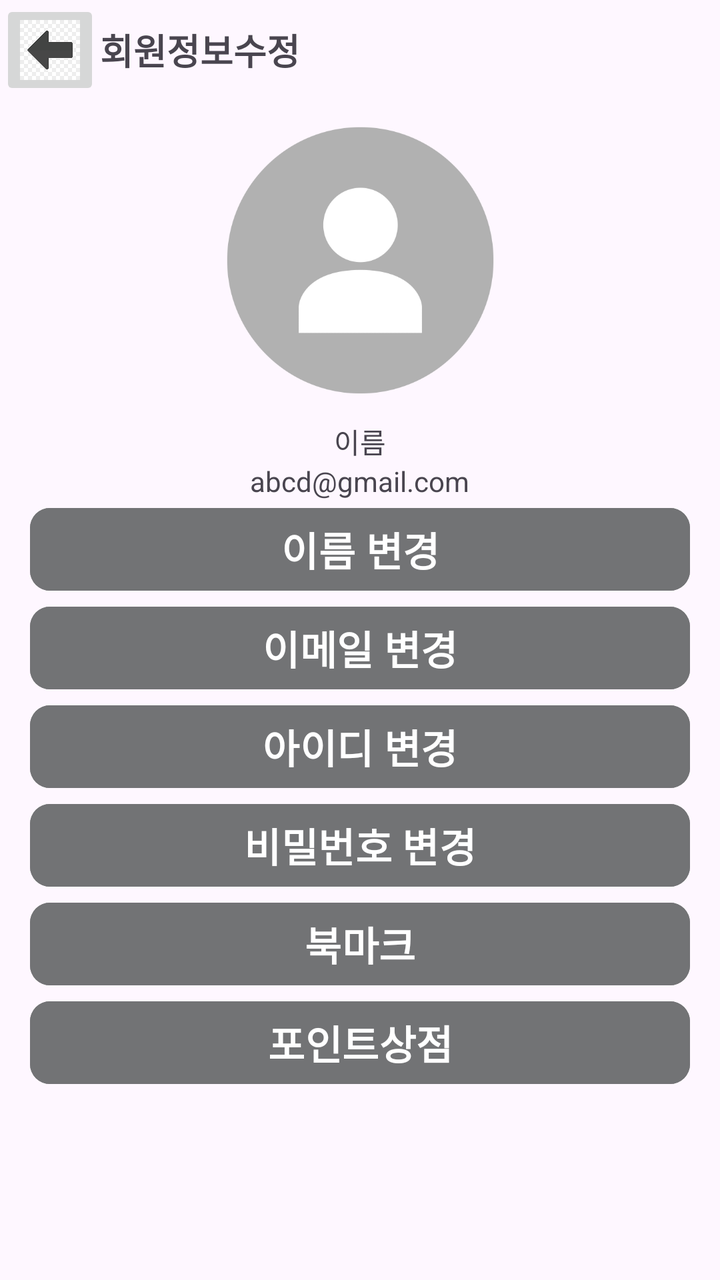
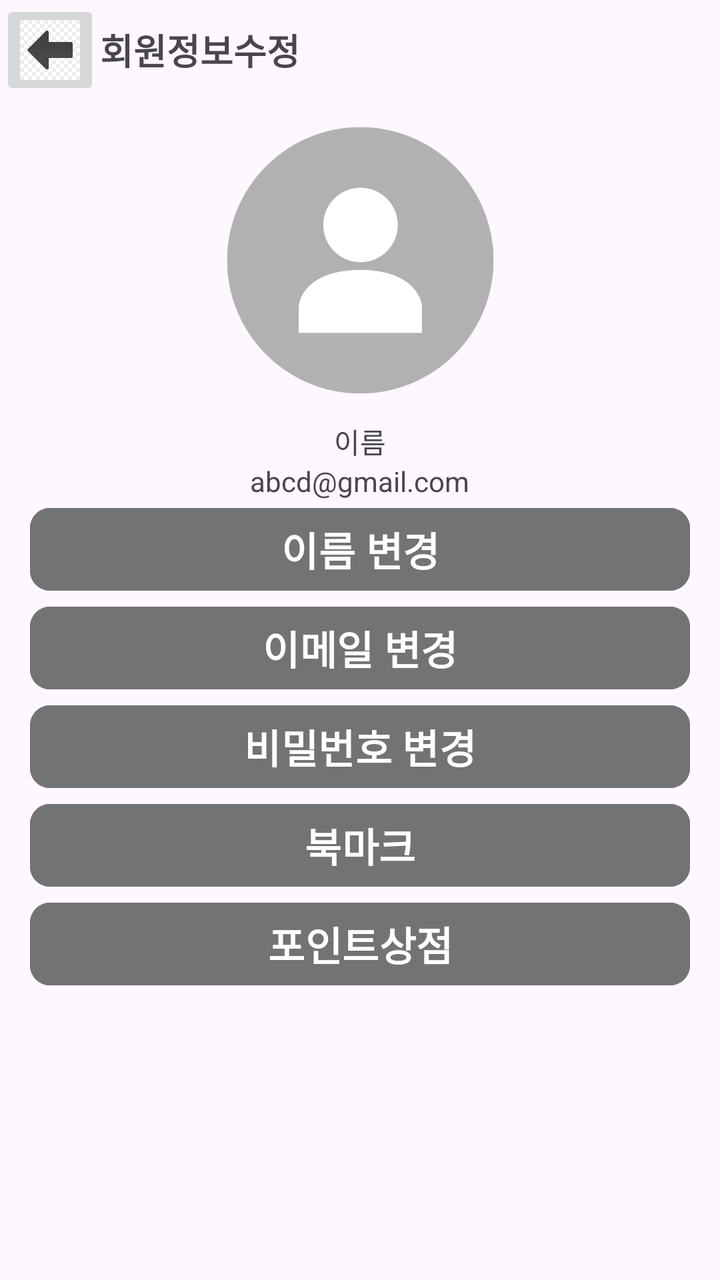

Two renders of the same Android screen: before a commit and after it. Below are the layout's source before the change and the commit's diff.
<!-- AndroidManifest.xml: application theme Theme.Lostfind -->
<!-- res/layout/myinfo.xml -->
<?xml version="1.0" encoding="utf-8"?>
<LinearLayout xmlns:android="http://schemas.android.com/apk/res/android"
    xmlns:app="http://schemas.android.com/apk/res-auto"
    xmlns:tools="http://schemas.android.com/tools"
    android:id="@+id/main"
    android:layout_width="match_parent"
    android:layout_height="match_parent"
    android:orientation="vertical"
    tools:context=".MainActivity"
    android:visibility="visible">

    <RelativeLayout
        android:layout_width="match_parent"
        android:layout_height="50dp"
        android:orientation="horizontal">

        <ImageButton
            android:id="@+id/imageButton"
            android:layout_width="50dp"
            android:layout_height="50dp"
            android:adjustViewBounds="true"
            android:scaleType="centerCrop"
            android:src="@drawable/left_arrow"
            android:contentDescription="backButton"
            />

        <TextView
            android:layout_width="wrap_content"
            android:layout_height="50dp"
            android:layout_alignBottom="@id/imageButton"
            android:layout_toRightOf="@id/imageButton"
            android:text="회원정보수정"
            android:textSize="18sp"
            android:textStyle="bold"
            android:gravity="center"/>
    </RelativeLayout>

    <LinearLayout
        android:layout_width="match_parent"
        android:layout_height="200dp"
        android:orientation="vertical"
        android:gravity="bottom|center">

        <ImageView
            android:layout_width="140dp"
            android:layout_height="100dp"
            android:scaleType="centerCrop"
            android:adjustViewBounds="true"
            android:src="@drawable/default_infoicon"
            android:layout_weight="1" />


        <TextView
            android:id="@+id/userName"
            android:layout_width="wrap_content"
            android:layout_height="wrap_content"
            android:text="이름"/>

        <TextView
            android:id="@+id/userEmail"
            android:layout_width="wrap_content"
            android:layout_height="wrap_content"
            android:text="abcd@gmail.com"/>

    </LinearLayout>

    <LinearLayout
        android:layout_width="match_parent"
        android:layout_height="match_parent"
        android:orientation="vertical"
        android:weightSum="100">


        <Button
            android:id="@+id/name_change_button"
            android:layout_width="match_parent"
            android:layout_height="wrap_content"
            android:layout_marginLeft="15dp"
            android:layout_marginRight="15dp"
            android:text="이름 변경"
            android:textSize="20sp"
            android:textStyle="bold"
            app:cornerRadius="10dp"
            android:backgroundTint="@color/gray"/>

        <Button
            android:id="@+id/email_change_button"
            android:layout_width="match_parent"
            android:layout_height="wrap_content"
            android:layout_marginLeft="15dp"
            android:layout_marginRight="15dp"
            android:text="이메일 변경"
            android:textSize="20sp"
            android:textStyle="bold"
            app:cornerRadius="10dp"
            android:backgroundTint="@color/gray"/>

        <Button
            android:id="@+id/id_change_button"
            android:layout_width="match_parent"
            android:layout_height="wrap_content"
            android:layout_marginRight="15dp"
            android:layout_marginLeft="15dp"
            android:text="아이디 변경"
            android:textSize="20sp"
            android:textStyle="bold"
            app:cornerRadius="10dp"
            android:backgroundTint="@color/gray"/>

        <Button
            android:id="@+id/pw_change_button"
            android:layout_width="match_parent"
            android:layout_height="wrap_content"
            android:layout_marginRight="15dp"
            android:layout_marginLeft="15dp"
            android:text="비밀번호 변경"
            android:textSize="20sp"
            android:textStyle="bold"
            app:cornerRadius="10dp"
            android:backgroundTint="@color/gray"/>

        <Button
            android:id="@+id/bookmark_button"
            android:layout_width="match_parent"
            android:layout_height="wrap_content"
            android:layout_marginLeft="15dp"
            android:layout_marginRight="15dp"
            android:text="북마크"
            android:textSize="20sp"
            android:textStyle="bold"
            app:cornerRadius="10dp"
            android:backgroundTint="@color/gray"/>

        <Button
            android:id="@+id/pointshop_button"
            android:layout_width="match_parent"
            android:layout_height="wrap_content"
            android:layout_marginLeft="15dp"
            android:layout_marginRight="15dp"
            android:text="포인트상점"
            android:textSize="20sp"
            android:textStyle="bold"
            app:cornerRadius="10dp"
            android:backgroundTint="@color/gray"/>
    </LinearLayout>

</LinearLayout>
<!-- resources referenced by this layout -->
<resources>
  <color name="gray">#727375</color>
  <!-- drawable default_infoicon: png bitmap (drawable, 16943 bytes) -->
  <!-- drawable left_arrow: jpg bitmap (drawable, 5456 bytes) -->
  <style name="Theme.Lostfind" parent="Base.Theme.Lostfind" />
  <style name="Base.Theme.Lostfind" parent="Theme.Material3.DayNight.NoActionBar">
          
          
      </style>
</resources>

<!-- the commit's change to res/layout/myinfo.xml (unified diff, before → after) -->
@@ -96,18 +96,6 @@
             android:backgroundTint="@color/gray"/>
 
         <Button
-            android:id="@+id/id_change_button"
-            android:layout_width="match_parent"
-            android:layout_height="wrap_content"
-            android:layout_marginRight="15dp"
-            android:layout_marginLeft="15dp"
-            android:text="아이디 변경"
-            android:textSize="20sp"
-            android:textStyle="bold"
-            app:cornerRadius="10dp"
-            android:backgroundTint="@color/gray"/>
-
-        <Button
             android:id="@+id/pw_change_button"
             android:layout_width="match_parent"
             android:layout_height="wrap_content"
